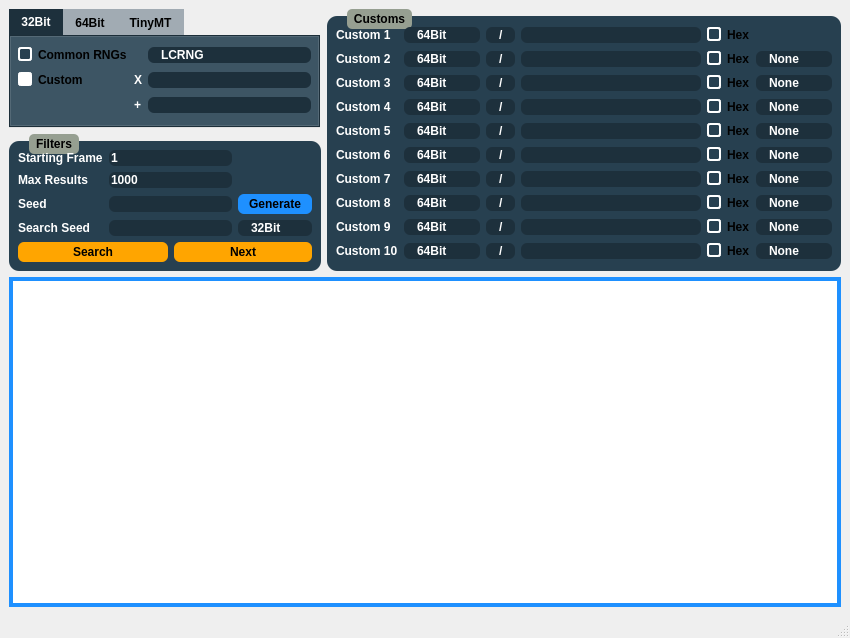
The window that Forms/Researcher.ui (Admiral-Fish/PokeFinder) describes before a commit, drawn with Qt 5.
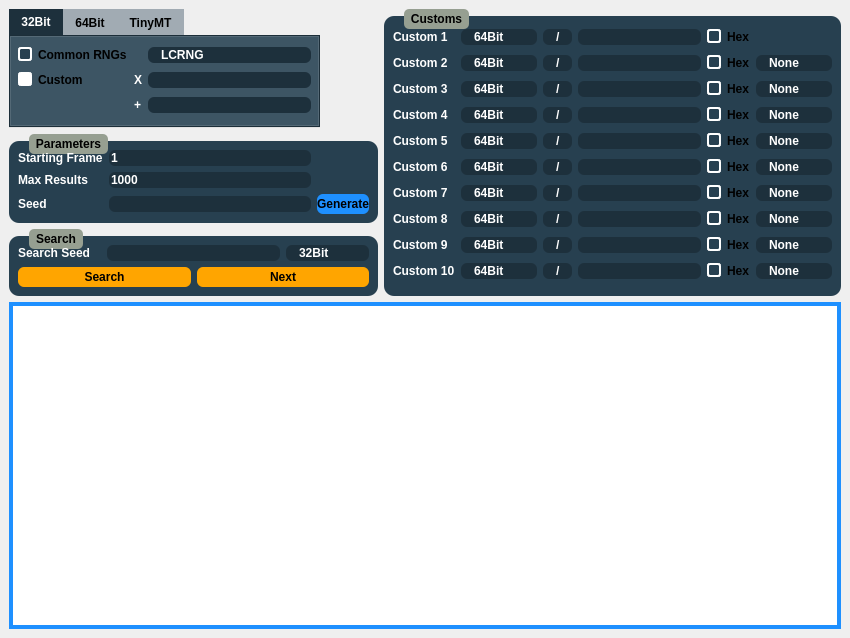
The same window after the commit. Icons and pictures are not drawn. Custom widgets are drawn as their Qt base class.

Commit message: Seperate out search

```diff
--- a/Forms/Researcher.ui
+++ b/Forms/Researcher.ui
@@ -20,7 +20,7 @@
    <string notr="true">Researcher</string>
   </property>
   <widget class="QWidget" name="centralwidget">
-   <layout class="QGridLayout" name="gridLayout_6">
+   <layout class="QGridLayout" name="gridLayout_7">
     <item row="0" column="0">
      <widget class="QTabWidget" name="rngSelection">
       <property name="maximumSize">
@@ -346,8 +346,8 @@
       </widget>
      </widget>
     </item>
-    <item row="0" column="1" rowspan="2">
-     <widget class="QGroupBox" name="groupBox_2">
+    <item row="0" column="1" rowspan="3">
+     <widget class="QGroupBox" name="groupBoxCustoms">
       <property name="styleSheet">
        <string notr="true">QLineEdit {
 	qproperty-alignment: AlignCenter;
@@ -2724,7 +2724,7 @@
      </widget>
     </item>
     <item row="1" column="0">
-     <widget class="QGroupBox" name="groupBox">
+     <widget class="QGroupBox" name="groupBoxParameters">
       <property name="styleSheet">
        <string notr="true">QSpinBox {
 	qproperty-alignment: AlignCenter;
@@ -2816,9 +2816,9 @@
 }</string>
       </property>
       <property name="title">
-       <string>Filters</string>
+       <string>Parameters</string>
       </property>
-      <layout class="QGridLayout" name="gridLayout_4">
+      <layout class="QGridLayout" name="gridLayout_6">
        <item row="0" column="0">
         <widget class="QLabel" name="label_22">
          <property name="text">
@@ -2826,7 +2826,7 @@
          </property>
         </widget>
        </item>
-       <item row="0" column="1" colspan="2">
+       <item row="0" column="1">
         <widget class="QTextBox" name="textBoxStartingFrame">
          <property name="text">
           <string notr="true">1</string>
@@ -2843,7 +2843,7 @@
          </property>
         </widget>
        </item>
-       <item row="1" column="1" colspan="2">
+       <item row="1" column="1">
         <widget class="QTextBox" name="textBoxMaxFrames">
          <property name="text">
           <string notr="true">1000</string>
@@ -2860,14 +2860,14 @@
          </property>
         </widget>
        </item>
-       <item row="2" column="1" colspan="2">
+       <item row="2" column="1">
         <widget class="QTextBox" name="textBoxSeed">
          <property name="maxLength">
           <number>16</number>
          </property>
         </widget>
        </item>
-       <item row="2" column="3">
+       <item row="2" column="2">
         <widget class="QPushButton" name="pushButtonGenerate32Bit">
          <property name="minimumSize">
           <size>
@@ -2885,17 +2885,116 @@
          </property>
         </widget>
        </item>
-       <item row="3" column="0">
+      </layout>
+     </widget>
+    </item>
+    <item row="2" column="0">
+     <widget class="QGroupBox" name="groupBoxSearch">
+      <property name="styleSheet">
+       <string notr="true">QSpinBox {
+	qproperty-alignment: AlignCenter;
+	background-color: #1D303C;
+	border: none;
+	border-radius: 6px;
+	color: white;
+}
+
+QSpinBox::up-button {
+	subcontrol-origin: border;
+    subcontrol-position: top right;
+}
+
+QSpinBox::down-button {
+	subcontrol-origin: border;
+    subcontrol-position: bottom right;
+}
+
+QLineEdit {
+	qproperty-alignment: AlignCenter;
+	background-color: #1D303C;
+	border:none;
+	border-radius: 6px;
+	color: white;
+}
+
+QGroupBox {
+	background-color: #274050;
+	border-radius: 10px;
+	margin-top: 7px;
+	font-family: &quot;Myriad Pro&quot;, Montserrat;
+	font-weight: 500;
+}
+
+.QGroupBox * {
+		font-family: &quot;Myriad Pro&quot;, Montserrat;
+		font-weight: 500;
+}
+
+QComboBox {
+	background-color: #1D303C;
+	border: none;
+	border-radius: 6px;
+	color: white;
+	padding-left: 13px;
+}
+
+QComboBox::down-arrow {
+	image: url(noimg);
+	border-width: 0px;
+}
+
+QComboBox::drop-down {
+	background: transparent;
+	width: 0px;
+}
+
+QLabel {
+	color: white;
+}
+
+QGroupBox::title {
+	subcontrol-origin: margin;
+	left: 20px;
+	padding: 3px 5px 3px 5px;
+	background-color: #969F91;
+	border-radius: 5px;
+}
+
+QPushButton {
+	border: none;
+	border-radius: 6px;
+}
+
+QCheckBox::indicator {
+	border: 2px solid white;
+	border-radius: 3px;
+	height: 10px;
+	width: 10px;
+}
+
+QCheckBox::indicator:unchecked {
+	background-color: #274050;
+}
+
+QCheckBox::indicator:checked {
+		background-color: white;
+}</string>
+      </property>
+      <property name="title">
+       <string>Search</string>
+      </property>
+      <layout class="QGridLayout" name="gridLayout_4">
+       <item row="0" column="0">
         <widget class="QLabel" name="label_23">
          <property name="text">
           <string>Search Seed</string>
          </property>
         </widget>
        </item>
-       <item row="3" column="1" colspan="2">
+       <item row="0" column="1" colspan="2">
         <widget class="QTextBox" name="textBoxSearch"/>
        </item>
-       <item row="3" column="3">
+       <item row="0" column="3">
         <widget class="QComboBox" name="comboBoxSearch">
          <item>
           <property name="text">
@@ -2914,7 +3013,7 @@
          </item>
         </widget>
        </item>
-       <item row="4" column="0" colspan="2">
+       <item row="1" column="0" colspan="2">
         <widget class="QPushButton" name="pushButtonSearch">
          <property name="minimumSize">
           <size>
@@ -2932,7 +3031,7 @@
          </property>
         </widget>
        </item>
-       <item row="4" column="2" colspan="2">
+       <item row="1" column="2" colspan="2">
         <widget class="QPushButton" name="pushButtonNext">
          <property name="minimumSize">
           <size>
@@ -2953,7 +3052,7 @@
       </layout>
      </widget>
     </item>
-    <item row="2" column="0" colspan="2">
+    <item row="3" column="0" colspan="2">
      <widget class="QTableView" name="tableView">
       <property name="styleSheet">
        <string notr="true">QTableView {
@@ -2986,7 +3085,6 @@
     </rect>
    </property>
   </widget>
-  <widget class="QStatusBar" name="statusbar"/>
  </widget>
  <customwidgets>
   <customwidget>
```
